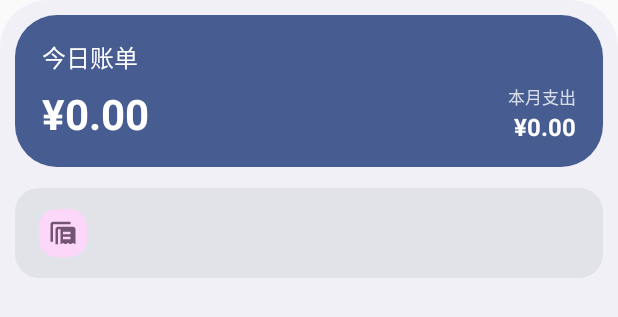
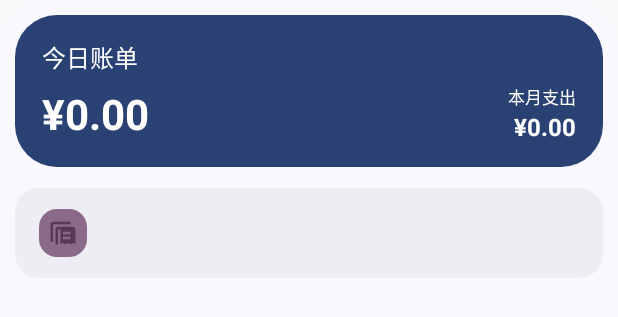
Before and after one commit to ACaiCat/cmb-widget, an Android app built with Jetpack Compose: the layout widget_entries_v6.xml on its own in the app's theme, with its tools: preview values and no code run, on a phone screen of 412 x 824 dp. Shown: the top 317 px of the screen. Run offline under Robolectric (Android 15) with nearby library versions, the phone set to English and light mode, and no system bars.

Commit message:
fix: align widget colors with Material 3 and refine app icon

```diff
--- a/app/src/main/res/drawable/ic_launcher_foreground.xml
+++ b/app/src/main/res/drawable/ic_launcher_foreground.xml
@@ -1 +1 @@
-<vector xmlns:android="http://schemas.android.com/apk/res/android" android:width="108dp" android:height="108dp" android:viewportWidth="108" android:viewportHeight="108"><path android:fillColor="#FFFFFF" android:pathData="M42,26H60L76,42V74Q76,82 68,82H42Q34,82 34,74V34Q34,26 42,26Z"/><path android:fillColor="#F6CCD3" android:pathData="M60,26V36Q60,42 66,42H76Z"/><path android:fillColor="#00000000" android:strokeColor="#C51F35" android:strokeWidth="3.8" android:strokeLineCap="round" android:strokeLineJoin="round" android:pathData="M46,48L54,58L62,48M47,58H61M47,64H61M54,58V70"/><path android:fillColor="#00000000" android:strokeColor="#E6A2AD" android:strokeWidth="2.6" android:strokeLineCap="round" android:pathData="M43,38H51"/></vector>
+<vector xmlns:android="http://schemas.android.com/apk/res/android" android:width="108dp" android:height="108dp" android:viewportWidth="108" android:viewportHeight="108"><group android:pivotX="54" android:pivotY="54" android:scaleX="0.86" android:scaleY="0.86"><path android:fillColor="#FFFFFF" android:pathData="M42,26H60L76,42V74Q76,82 68,82H42Q34,82 34,74V34Q34,26 42,26Z"/><path android:fillColor="#F6CCD3" android:pathData="M60,26V36Q60,42 66,42H76Z"/><path android:fillColor="#00000000" android:strokeColor="#C51F35" android:strokeWidth="3.8" android:strokeLineCap="round" android:strokeLineJoin="round" android:pathData="M46,48L54,58L62,48M47,58H61M47,64H61M54,58V70"/><path android:fillColor="#00000000" android:strokeColor="#E6A2AD" android:strokeWidth="2.6" android:strokeLineCap="round" android:pathData="M43,38H51"/></group></vector>
--- a/app/src/main/res/drawable/ic_launcher_monochrome.xml
+++ b/app/src/main/res/drawable/ic_launcher_monochrome.xml
@@ -1 +1 @@
-<vector xmlns:android="http://schemas.android.com/apk/res/android" android:width="108dp" android:height="108dp" android:viewportWidth="108" android:viewportHeight="108"><path android:fillColor="#FFFFFF" android:fillType="evenOdd" android:pathData="M42,26H60L76,42V74Q76,82 68,82H42Q34,82 34,74V34Q34,26 42,26ZM44,47H49L54,54L59,47H64L57,57H63V60H56V63H63V66H56V72H52V66H45V63H52V60H45V57H51Z"/></vector>
+<vector xmlns:android="http://schemas.android.com/apk/res/android" android:width="108dp" android:height="108dp" android:viewportWidth="108" android:viewportHeight="108"><group android:pivotX="54" android:pivotY="54" android:scaleX="0.86" android:scaleY="0.86"><path android:fillColor="#FFFFFF" android:fillType="evenOdd" android:pathData="M42,26H60L76,42V74Q76,82 68,82H42Q34,82 34,74V34Q34,26 42,26ZM44,47H49L54,54L59,47H64L57,57H63V60H56V63H63V66H56V72H52V66H45V63H52V60H45V57H51Z"/></group></vector>
--- a/app/src/main/res/layout/widget_bill_row_v3.xml
+++ b/app/src/main/res/layout/widget_bill_row_v3.xml
@@ -1,13 +1,13 @@
-<LinearLayout xmlns:android="http://schemas.android.com/apk/res/android" android:id="@+id/row_root"
+<LinearLayout xmlns:android="http://schemas.android.com/apk/res/android" android:id="@+id/row_root" android:forceDarkAllowed="false"
     android:layout_width="match_parent" android:layout_height="60dp" android:layout_marginBottom="4dp" android:paddingHorizontal="16dp" android:paddingVertical="10dp"
     android:gravity="center_vertical" android:orientation="horizontal" android:background="@drawable/widget_row">
-    <ImageView android:layout_width="32dp" android:layout_height="32dp" android:padding="6dp" android:layout_marginEnd="10dp"
+    <ImageView android:id="@+id/row_icon" android:layout_width="32dp" android:layout_height="32dp" android:padding="6dp" android:layout_marginEnd="10dp"
         android:src="@drawable/ic_receipt" android:tint="@color/widget_on_container" android:background="@drawable/widget_icon_container" android:importantForAccessibility="no"/>
     <LinearLayout android:layout_width="0dp" android:layout_height="wrap_content" android:layout_weight="1" android:orientation="vertical">
         <TextView android:id="@+id/row_merchant" android:layout_width="match_parent" android:layout_height="wrap_content"
             android:maxLines="1" android:ellipsize="end" android:textSize="14sp" android:fontFamily="sans-serif-medium" android:textColor="@color/widget_on_surface"/>
         <TextView android:id="@+id/row_detail" android:layout_width="match_parent" android:layout_height="wrap_content" android:layout_marginTop="3dp"
-            android:textSize="11sp" android:textColor="@color/widget_on_surface" android:alpha="0.7" android:maxLines="1" android:ellipsize="end"/>
+            android:textSize="11sp" android:textColor="@color/widget_on_surface" android:maxLines="1" android:ellipsize="end"/>
     </LinearLayout>
     <TextView android:id="@+id/row_amount" android:layout_width="wrap_content" android:layout_height="wrap_content" android:layout_marginStart="8dp"
         android:maxWidth="110dp" android:maxLines="1" android:textSize="15sp" android:textStyle="bold" android:textColor="@color/widget_on_surface"/>
--- a/app/src/main/res/layout/widget_entries_v6.xml
+++ b/app/src/main/res/layout/widget_entries_v6.xml
@@ -1,13 +1,13 @@
-<LinearLayout xmlns:android="http://schemas.android.com/apk/res/android" android:id="@+id/widget_root"
+<LinearLayout xmlns:android="http://schemas.android.com/apk/res/android" android:id="@+id/widget_root" android:forceDarkAllowed="false"
     android:layout_width="match_parent" android:layout_height="match_parent" android:orientation="vertical"
     android:padding="10dp" android:background="@drawable/widget_surface_container">
-    <LinearLayout android:layout_width="match_parent" android:layout_height="wrap_content" android:orientation="vertical"
+    <LinearLayout android:id="@+id/widget_summary" android:layout_width="match_parent" android:layout_height="wrap_content" android:orientation="vertical"
         android:paddingStart="18dp" android:paddingEnd="18dp" android:paddingTop="16dp" android:paddingBottom="16dp" android:background="@drawable/widget_primary">
         <LinearLayout android:layout_width="match_parent" android:layout_height="wrap_content" android:gravity="center_vertical">
             <TextView android:id="@+id/widget_title" android:layout_width="0dp" android:layout_height="wrap_content" android:layout_weight="1"
                 android:text="@string/today_bills" android:textColor="@color/widget_on_primary" android:textSize="16sp" android:fontFamily="sans-serif-medium" android:maxLines="1"/>
             <TextView android:id="@+id/widget_date" android:layout_width="wrap_content" android:layout_height="wrap_content"
-                android:textColor="@color/widget_on_primary" android:alpha="0.8" android:textSize="11sp" android:maxLines="1"/>
+                android:textColor="@color/widget_on_primary" android:textSize="11sp" android:maxLines="1"/>
         </LinearLayout>
         <LinearLayout android:layout_width="match_parent" android:layout_height="wrap_content" android:layout_marginTop="6dp" android:gravity="center_vertical">
             <TextView android:id="@+id/widget_amount" android:layout_width="0dp" android:layout_height="38dp" android:layout_weight="1"
@@ -15,8 +15,8 @@
                 android:autoSizeTextType="uniform" android:autoSizeMinTextSize="14sp" android:autoSizeMaxTextSize="32sp"/>
             <LinearLayout android:id="@+id/widget_month_group" android:layout_width="wrap_content" android:layout_height="wrap_content"
                 android:layout_marginStart="12dp" android:orientation="vertical" android:gravity="end">
-                <TextView android:layout_width="wrap_content" android:layout_height="wrap_content" android:text="@string/month_spending"
-                    android:textColor="@color/widget_on_primary" android:alpha="0.8" android:textSize="11sp"/>
+                <TextView android:id="@+id/widget_month_label" android:layout_width="wrap_content" android:layout_height="wrap_content" android:text="@string/month_spending"
+                    android:textColor="@color/widget_on_primary" android:textSize="11sp"/>
                 <TextView android:id="@+id/widget_month_amount" android:layout_width="wrap_content" android:layout_height="wrap_content"
                     android:text="@string/zero_amount" android:textColor="@color/widget_on_primary" android:textSize="16sp" android:textStyle="bold" android:maxLines="1"/>
             </LinearLayout>
@@ -27,7 +27,7 @@
             <LinearLayout android:id="@+id/widget_rows" android:layout_width="match_parent" android:layout_height="wrap_content" android:orientation="vertical"/>
             <LinearLayout android:id="@+id/widget_overflow" android:layout_width="match_parent" android:layout_height="60dp"
                 android:gravity="center_vertical" android:orientation="horizontal" android:paddingHorizontal="16dp" android:paddingVertical="10dp" android:background="@drawable/widget_row">
-                <ImageView android:layout_width="32dp" android:layout_height="32dp" android:padding="6dp" android:layout_marginEnd="10dp"
+                <ImageView android:id="@+id/widget_overflow_icon" android:layout_width="32dp" android:layout_height="32dp" android:padding="6dp" android:layout_marginEnd="10dp"
                     android:src="@drawable/ic_receipt_stack" android:tint="@color/widget_tertiary" android:background="@drawable/widget_overflow_icon_container" android:importantForAccessibility="no"/>
                 <TextView android:id="@+id/widget_overflow_title" android:layout_width="0dp" android:layout_height="wrap_content" android:layout_weight="1"
                     android:textSize="14sp" android:fontFamily="sans-serif-medium" android:textColor="@color/widget_on_surface" android:maxLines="1" android:ellipsize="end"/>
--- a/app/src/main/res/layout/widget_spending_v4.xml
+++ b/app/src/main/res/layout/widget_spending_v4.xml
@@ -1,5 +1,5 @@
 <LinearLayout xmlns:android="http://schemas.android.com/apk/res/android"
-    android:id="@+id/widget_root" android:layout_width="match_parent" android:layout_height="match_parent"
+    android:id="@+id/widget_root" android:forceDarkAllowed="false" android:layout_width="match_parent" android:layout_height="match_parent"
     android:orientation="vertical" android:padding="18dp" android:background="@drawable/widget_surface_container">
     <TextView android:id="@+id/widget_title" android:layout_width="match_parent" android:layout_height="wrap_content" android:text="@string/today_spending"
         android:textColor="@color/widget_primary" android:textSize="14sp" android:fontFamily="sans-serif-medium" android:maxLines="1"/>
--- /dev/null
+++ b/app/src/main/res/values-night-v34/widget_colors.xml
@@ -0,0 +1,12 @@
+<resources>
+    <color name="widget_tertiary">@android:color/system_tertiary_dark</color>
+    <color name="widget_tertiary_container">@android:color/system_tertiary_container_dark</color>
+    <color name="widget_muted">@android:color/system_on_surface_variant_dark</color>
+    <color name="widget_primary">@android:color/system_primary_dark</color>
+    <color name="widget_on_primary">@android:color/system_on_primary_dark</color>
+    <color name="widget_row_surface">@android:color/system_surface_container_dark</color>
+    <color name="widget_container">@android:color/system_secondary_container_dark</color>
+    <color name="widget_on_container">@android:color/system_on_secondary_container_dark</color>
+    <color name="widget_surface">@android:color/system_surface_dark</color>
+    <color name="widget_on_surface">@android:color/system_on_surface_dark</color>
+</resources>
--- /dev/null
+++ b/app/src/main/res/values-night/themes.xml
@@ -0,0 +1 @@
+<resources><style name="Theme.CMBWidget" parent="android:Theme.Material.NoActionBar"><item name="android:forceDarkAllowed">false</item></style></resources>
--- a/app/src/main/res/values-night/widget_colors.xml
+++ b/app/src/main/res/values-night/widget_colors.xml
@@ -1,12 +1,12 @@
 <resources>
     <color name="widget_tertiary">@android:color/system_accent3_200</color>
-    <color name="widget_tertiary_container">@android:color/system_accent3_800</color>
-    <color name="widget_muted">@android:color/system_neutral1_300</color>
+    <color name="widget_tertiary_container">@android:color/system_accent3_700</color>
+    <color name="widget_muted">@android:color/system_neutral2_200</color>
     <color name="widget_primary">@android:color/system_accent1_200</color>
     <color name="widget_on_primary">@android:color/system_accent1_800</color>
     <color name="widget_row_surface">@android:color/system_neutral1_800</color>
-    <color name="widget_container">@android:color/system_accent1_800</color>
-    <color name="widget_on_container">@android:color/system_accent1_100</color>
-    <color name="widget_surface">@android:color/system_neutral1_800</color>
-    <color name="widget_on_surface">@android:color/system_neutral1_50</color>
+    <color name="widget_container">@android:color/system_accent2_700</color>
+    <color name="widget_on_container">@android:color/system_accent2_100</color>
+    <color name="widget_surface">@android:color/system_neutral1_900</color>
+    <color name="widget_on_surface">@android:color/system_neutral1_100</color>
 </resources>
--- /dev/null
+++ b/app/src/main/res/values-v34/widget_colors.xml
@@ -0,0 +1,12 @@
+<resources>
+    <color name="widget_tertiary">@android:color/system_tertiary_light</color>
+    <color name="widget_tertiary_container">@android:color/system_tertiary_container_light</color>
+    <color name="widget_muted">@android:color/system_on_surface_variant_light</color>
+    <color name="widget_primary">@android:color/system_primary_light</color>
+    <color name="widget_on_primary">@android:color/system_on_primary_light</color>
+    <color name="widget_row_surface">@android:color/system_surface_container_light</color>
+    <color name="widget_container">@android:color/system_secondary_container_light</color>
+    <color name="widget_on_container">@android:color/system_on_secondary_container_light</color>
+    <color name="widget_surface">@android:color/system_surface_light</color>
+    <color name="widget_on_surface">@android:color/system_on_surface_light</color>
+</resources>
--- a/app/src/main/res/values/themes.xml
+++ b/app/src/main/res/values/themes.xml
@@ -1,5 +1,5 @@
 <?xml version="1.0" encoding="utf-8"?>
 <resources>
 
-    <style name="Theme.CMBWidget" parent="android:Theme.Material.Light.NoActionBar" />
+    <style name="Theme.CMBWidget" parent="android:Theme.Material.Light.NoActionBar"><item name="android:forceDarkAllowed">false</item></style>
 </resources>
--- a/app/src/main/res/values/widget_colors.xml
+++ b/app/src/main/res/values/widget_colors.xml
@@ -1,12 +1,12 @@
 <resources>
     <color name="widget_tertiary">@android:color/system_accent3_600</color>
     <color name="widget_tertiary_container">@android:color/system_accent3_100</color>
-    <color name="widget_muted">@android:color/system_neutral1_500</color>
+    <color name="widget_muted">@android:color/system_neutral2_700</color>
     <color name="widget_primary">@android:color/system_accent1_600</color>
     <color name="widget_on_primary">@android:color/system_accent1_0</color>
     <color name="widget_row_surface">@android:color/system_neutral1_100</color>
-    <color name="widget_container">@android:color/system_accent1_100</color>
-    <color name="widget_on_container">@android:color/system_accent1_900</color>
+    <color name="widget_container">@android:color/system_accent2_100</color>
+    <color name="widget_on_container">@android:color/system_accent2_900</color>
     <color name="widget_surface">@android:color/system_neutral1_50</color>
     <color name="widget_on_surface">@android:color/system_neutral1_900</color>
 </resources>
```
Also changed, not shown: app/src/main/java/ink/terraria/cmbwidget/ui/theme/Color.kt (deleted, +0 -11 lines), app/src/main/java/ink/terraria/cmbwidget/ui/theme/Theme.kt (+13 -41 lines), app/src/main/java/ink/terraria/cmbwidget/widget/BillWidgets.kt (+37 -5 lines), app/src/main/java/ink/terraria/cmbwidget/widget/WidgetColors.kt (added, +23 -0 lines), app/src/main/res/layout/widget_spending_wide_v4.xml (+4 -4 lines), app/src/main/res/values/colors.xml (deleted, +0 -10 lines), app/src/main/artwork/app-icon.svg.
